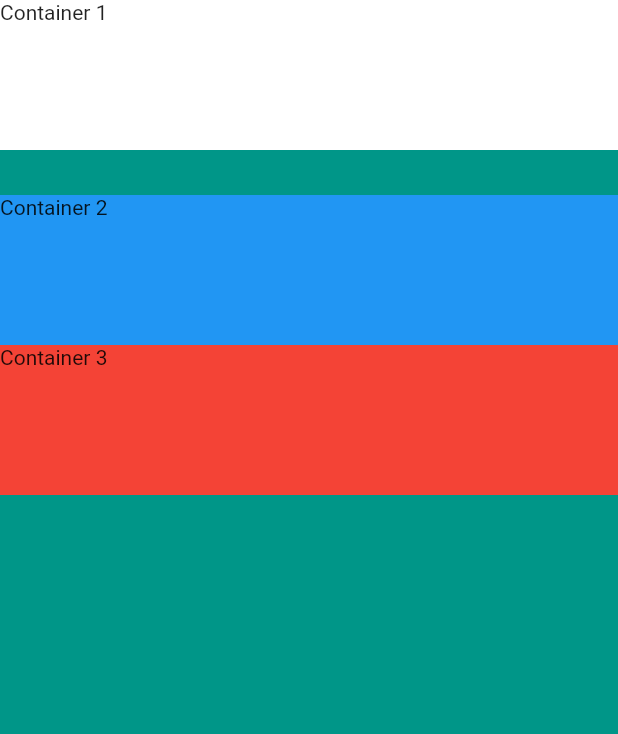
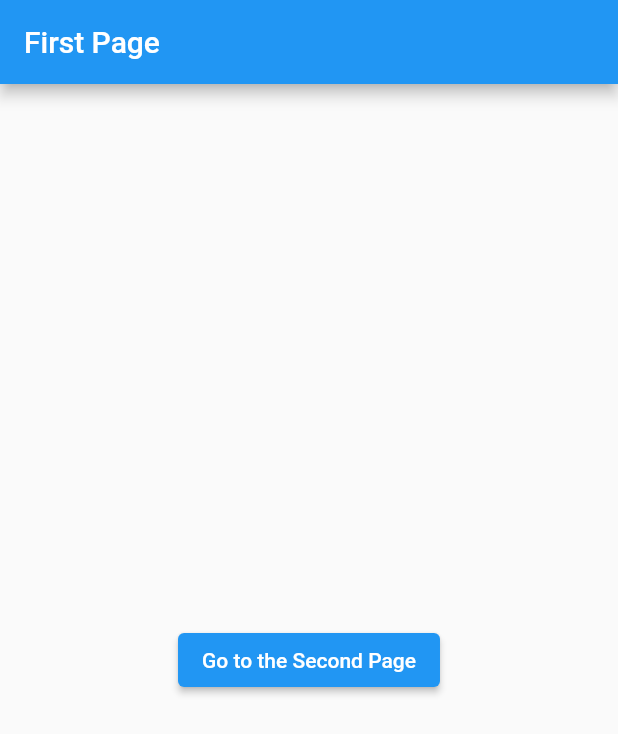
Before and after one commit to hcu55/Flutter-study, a Flutter app: the screen it shows after launch, on a phone screen of 412 x 824 dp. Shown: the top 734 px of the screen. Run offline on Flutter 3.47's test engine with Material 2 defaults, Android fonts, the phone set to English and light mode, and no system bars; our stand-ins replace fluttertoast.

Commit message:
Navigator

```diff
--- a/lib/main.dart
+++ b/lib/main.dart
@@ -6,6 +6,7 @@ import 'package:myapp/screens/snack_bar.dart';
 import 'package:myapp/screens/snack_bar_nobuilder.dart';
 import 'package:myapp/screens/toast_message.dart';
 import 'package:myapp/screens/column_row_widget.dart';
+import 'package:myapp/screens/navigator.dart';
 
 void main() => runApp(const MyApp());
 
@@ -17,7 +18,7 @@ class MyApp extends StatelessWidget {
     return const MaterialApp(
       debugShowCheckedModeBanner: false,
       title: 'BBANTO',
-      home: ColumnRowWidget(),
+      home: MyNavigator(),
     );
   }
 }
--- /dev/null
+++ b/lib/screens/navigator.dart
@@ -0,0 +1,64 @@
+// ignore_for_file: prefer_const_constructors
+
+import 'package:flutter/material.dart';
+
+void main() => runApp(const MyNavigator());
+
+class MyNavigator extends StatelessWidget {
+  const MyNavigator({Key? key}) : super(key: key);
+
+  @override
+  Widget build(BuildContext context) {
+    return MaterialApp(
+      title: "Navigator",
+      theme: ThemeData(
+        primaryColor: Colors.blue
+      ),
+      home: const FirstPage(),
+    );
+  }
+}
+
+class FirstPage extends StatelessWidget {
+  const FirstPage({Key? key}) : super(key: key);
+
+  @override
+  Widget build(BuildContext context2) {
+    return Scaffold(
+      appBar: AppBar(
+        title: Text("First Page"),
+      ),
+      body: Center(
+        child: ElevatedButton(
+          child: Text("Go to the Second Page"),
+          onPressed: () {
+            Navigator.push(context2, MaterialPageRoute(
+                builder: (_) => SecondPage()
+            ));
+          },
+        ),
+      ),
+    );
+  }
+}
+
+class SecondPage extends StatelessWidget {
+  const SecondPage({Key? key}) : super(key: key);
+
+  @override
+  Widget build(BuildContext ctx) {
+    return Scaffold(
+      appBar: AppBar(
+        title: Text("Second Page"),
+      ),
+      body: Center(
+        child: ElevatedButton(
+          child: Text("Go to the First Page"),
+          onPressed: () {
+            Navigator.pop(ctx);
+          },
+        ),
+      ),
+    );
+  }
+}
```
